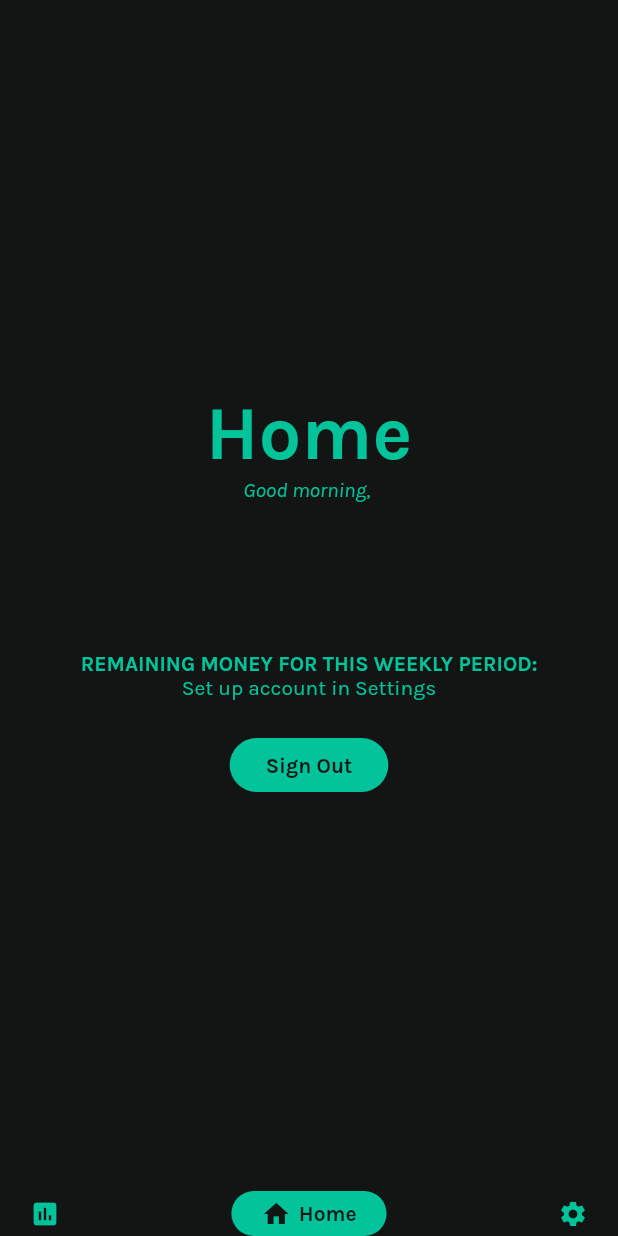
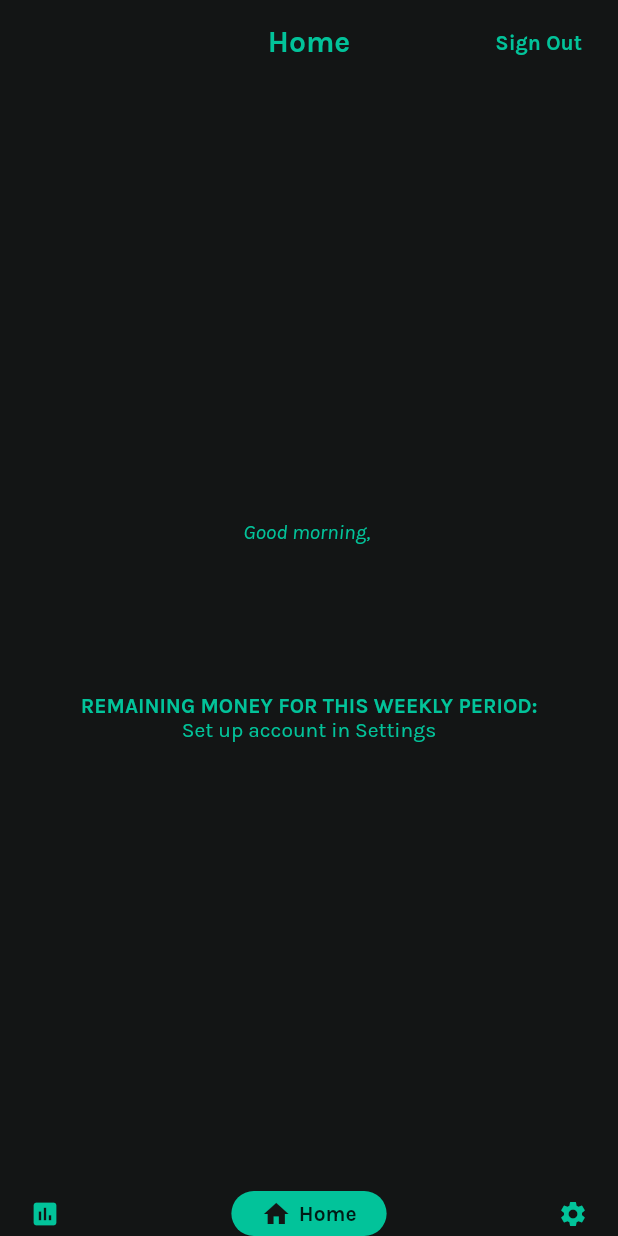
Before and after one commit to LucasBourne/Budgitt, a Flutter app: the FirstScreen screen opened directly, on a phone screen of 412 x 824 dp. Run offline on Flutter 3.47's test engine with Material 2 defaults, Android fonts, the phone set to English and light mode, and no system bars; drawn by our look-alikes of google_nav_bar; our stand-ins replace firebase_auth, firebase_database, google_fonts, google_sign_in; accounts and stored records are empty.

Commit message:
Added appbar to main screen

```diff
--- a/lib/home_screen.dart
+++ b/lib/home_screen.dart
@@ -5,9 +5,13 @@ import 'package:google_fonts/google_fonts.dart';
 import 'home_screen_views/main_page.dart';
 import 'home_screen_views/settings_page.dart';
 import 'home_screen_views/trends_page.dart';
+import 'login_page.dart';
+import 'sign_in.dart';
 
 Color accentColour = Color.fromRGBO(2, 195, 154, 1);
 Color backgroundColour = Color.fromRGBO(19, 21, 21, 1);
+var titles = ["Trends", "Home", "Settings"];
+String titleText = titles[1];
 
 class FirstScreen extends StatefulWidget
 {
@@ -29,6 +33,32 @@ class FirstScreenState extends State<FirstScreen>
   void initState()
   {
     super.initState();
+    titleText = titles[1];
+  }
+
+  RaisedButton _signOutButton()
+  {
+    return RaisedButton(
+      onPressed: () {
+        signOutUser();
+        Navigator.of(context).pushAndRemoveUntil(MaterialPageRoute(builder: (context) {return LoginPage();}), ModalRoute.withName('/'));
+      },
+      color: Colors.transparent,
+      child: Padding(
+        padding: const EdgeInsets.all(8.0),
+        child: Text(
+          'Sign Out',
+          style: GoogleFonts.karla(
+            color: accentColour,
+            fontWeight: FontWeight.bold
+          ),
+        ),
+      ),
+      elevation: 0,
+      shape: RoundedRectangleBorder(
+        borderRadius: BorderRadius.circular(40)
+      ),
+    );
   }
 
   @override
@@ -37,6 +67,22 @@ class FirstScreenState extends State<FirstScreen>
     return Scaffold(
       resizeToAvoidBottomInset: false,
       backgroundColor: backgroundColour,
+      appBar: AppBar(
+        backgroundColor: Colors.transparent,
+        elevation: 0,
+        automaticallyImplyLeading: false,
+        centerTitle: true,
+        title: Text(
+          titleText,
+          style: GoogleFonts.karla(
+            color: accentColour,
+            fontWeight: FontWeight.bold,
+            ),
+          ),
+          actions: <Widget>[
+            _signOutButton(),
+          ],
+      ),
       body: _children[_selectedIndex],
       bottomNavigationBar: GNav(
         gap: 5,
@@ -68,11 +114,11 @@ class FirstScreenState extends State<FirstScreen>
         onTabChange: (index)
         {
           setState(() {
+            titleText = titles[index];
             _selectedIndex = index;
           });
         }
       ),
     );
   }
-
 }
--- a/lib/home_screen_views/main_page.dart
+++ b/lib/home_screen_views/main_page.dart
@@ -5,7 +5,6 @@ import 'package:intl/intl.dart';
 
 import '../home_screen.dart';
 import '../sign_in.dart';
-import '../login_page.dart';
 
 class MainScreen extends StatefulWidget
 {
@@ -75,6 +74,10 @@ class MainScreenState extends State<MainScreen>
   void initState()
   {
     super.initState();
+    if (values != null)
+    {
+      values.clear();
+    }
     readData();
   }
 
@@ -369,19 +372,6 @@ class MainScreenState extends State<MainScreen>
         ),
       );
     }
-
-  }
-
-  Text _title()
-  {
-    return Text(
-      "Home",
-      style: GoogleFonts.karla(
-        fontSize: 50,
-        color: accentColour,
-        fontWeight: FontWeight.bold,
-      ),
-    );
   }
 
   Widget build(BuildContext context)
@@ -391,7 +381,6 @@ class MainScreenState extends State<MainScreen>
         mainAxisAlignment: MainAxisAlignment.center,
         mainAxisSize: MainAxisSize.max,
         children: <Widget>[
-          _title(),
           Text(
             (writeGreeting() + ", " + writeName()),
             style: GoogleFonts.karla(
@@ -410,32 +399,6 @@ class MainScreenState extends State<MainScreen>
           showLoanAmount(),
           SizedBox(height: 10),
           _transactionRow(),
-          SizedBox(height: 10),
-          RaisedButton(
-            onPressed: () {
-              if (values != null)
-              {
-                values.clear();
-              }
-              signOutUser();
-              Navigator.of(context).pushAndRemoveUntil(MaterialPageRoute(builder: (context) {return LoginPage();}), ModalRoute.withName('/'));
-            },
-            color: accentColour,
-            child: Padding(
-              padding: const EdgeInsets.all(8.0),
-              child: Text(
-                'Sign Out',
-                style: GoogleFonts.karla(
-                  color: backgroundColour,
-                  fontWeight: FontWeight.bold
-                ),
-              ),
-            ),
-            elevation: 0,
-            shape: RoundedRectangleBorder(
-              borderRadius: BorderRadius.circular(40)
-            ),
-          ),
         ],
       ),
     );
--- a/lib/sign_in.dart
+++ b/lib/sign_in.dart
@@ -24,7 +24,7 @@ Future<String> signUpEmailPassword(String em, String pw) async
     }
     else
     {
-      return(e.message);
+      return("ERROR" + e.message);
     }
   }
 }
```
Also changed, not shown: lib/home_screen_views/settings_page.dart (+0 -16 lines).
